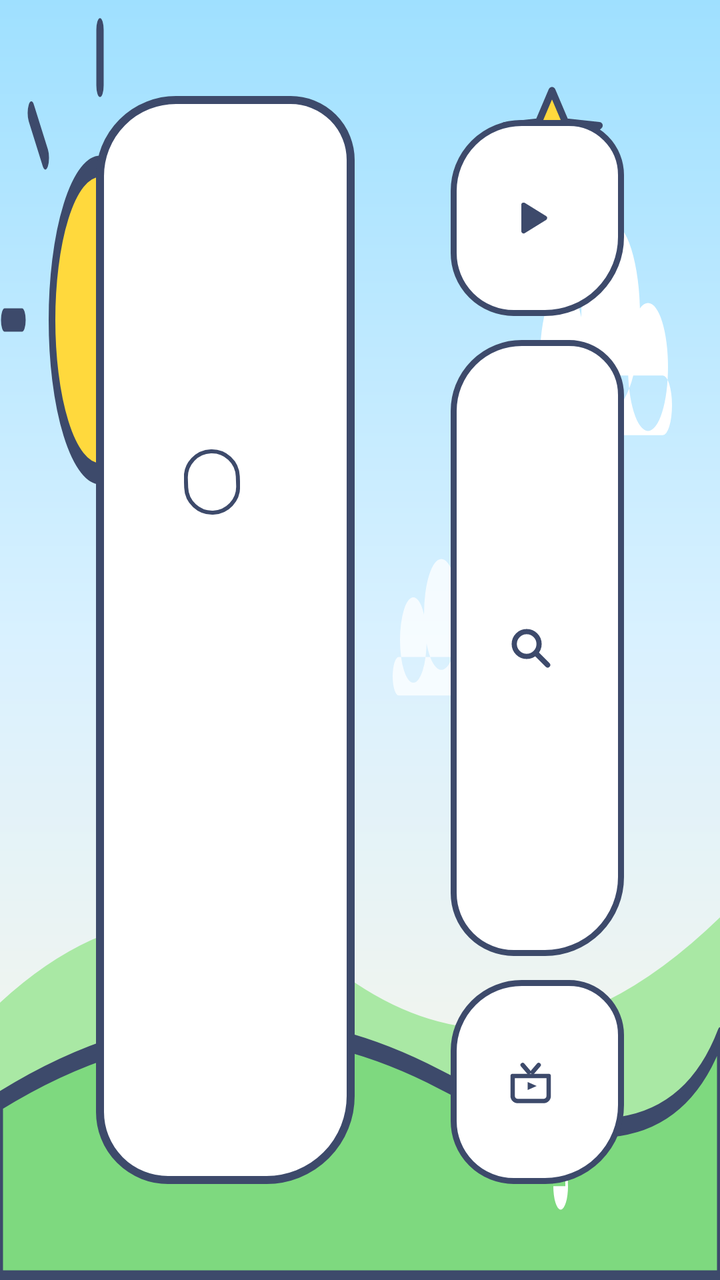
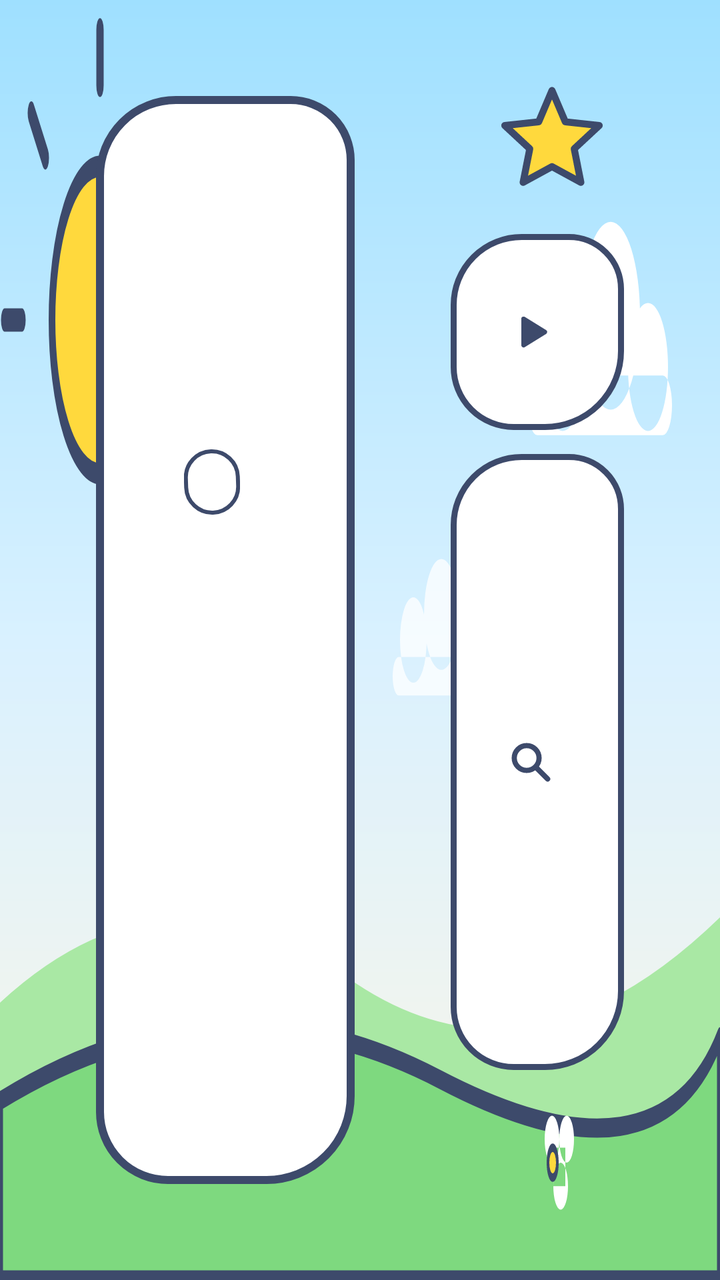

Compare the two renders of this Android layout. The source of the first and the diff that turns it into the second are given below.
<!-- AndroidManifest.xml: application theme Theme.EvoKids -->
<!-- res/layout/activity_detail.xml -->
<?xml version="1.0" encoding="utf-8"?>
<FrameLayout xmlns:android="http://schemas.android.com/apk/res/android"
    android:layout_width="match_parent"
    android:layout_height="match_parent">

    <ImageView
        android:layout_width="56dp"
        android:layout_height="56dp"
        android:layout_gravity="top|end"
        android:layout_marginTop="40dp"
        android:layout_marginRight="56dp"
        android:src="@drawable/deco_star"
        android:contentDescription="@null" />

    <LinearLayout
        android:layout_width="match_parent"
        android:layout_height="match_parent"
        android:orientation="horizontal"
        android:padding="48dp">

        <LinearLayout
            android:layout_width="0dp"
            android:layout_height="match_parent"
            android:layout_weight="3"
            android:orientation="vertical"
            android:gravity="center_vertical"
            android:background="@drawable/bg_panel_card"
            android:padding="44dp"
            android:layout_marginRight="48dp">

            <TextView
                android:id="@+id/detail_badge"
                android:layout_width="wrap_content"
                android:layout_height="wrap_content"
                android:background="@drawable/pill_badge"
                android:paddingLeft="14dp"
                android:paddingRight="14dp"
                android:paddingTop="5dp"
                android:paddingBottom="5dp"
                android:rotation="-2"
                android:textColor="@color/crayon"
                android:textSize="17sp"
                android:textStyle="bold"
                android:letterSpacing="0.1" />

            <TextView
                android:id="@+id/detail_title"
                android:layout_width="match_parent"
                android:layout_height="wrap_content"
                android:layout_marginTop="14dp"
                android:textColor="@color/text_primary"
                android:textSize="@dimen/detail_title" />

            <TextView
                android:id="@+id/detail_meta"
                android:layout_width="match_parent"
                android:layout_height="wrap_content"
                android:layout_marginTop="18dp"
                android:textColor="@color/text_secondary"
                android:textSize="@dimen/detail_body" />

            <TextView
                android:id="@+id/detail_notice"
                android:layout_width="match_parent"
                android:layout_height="wrap_content"
                android:layout_marginTop="16dp"
                android:textColor="@color/text_secondary"
                android:textSize="18sp"
                android:maxLines="4"
                android:ellipsize="end" />
        </LinearLayout>

        <LinearLayout
            android:layout_width="0dp"
            android:layout_height="match_parent"
            android:layout_weight="2"
            android:orientation="vertical"
            android:gravity="center_vertical">

            <Button
                android:id="@+id/btn_play"
                style="@style/Widget.EvoKids.Button"
                android:layout_width="match_parent"
                android:layout_height="wrap_content"
                android:drawableStart="@drawable/ic_play"
                android:text="@string/detail_play" />

            <Button
                android:id="@+id/btn_re_resolve"
                style="@style/Widget.EvoKids.Button"
                android:layout_width="match_parent"
                android:layout_height="wrap_content"
                android:drawableStart="@drawable/ic_search"
                android:text="@string/detail_re_resolve" />

            <Button
                android:id="@+id/btn_open_bili"
                style="@style/Widget.EvoKids.Button"
                android:layout_width="match_parent"
                android:layout_height="wrap_content"
                android:drawableStart="@drawable/ic_tv"
                android:text="@string/detail_open_bili" />
        </LinearLayout>
    </LinearLayout>
</FrameLayout>
<!-- resources referenced by this layout -->
<resources>
  <color name="crayon">#3D4A6B</color>
  <color name="text_primary">#3D4A6B</color>
  <color name="text_secondary">#7B89A6</color>
  <dimen name="detail_body">22sp</dimen>
  <dimen name="detail_title">42sp</dimen>
  <!-- drawable bg_panel_card (drawable) -->
  <?xml version="1.0" encoding="utf-8"?>
  <shape xmlns:android="http://schemas.android.com/apk/res/android">
      <solid android:color="@color/bg_panel" />
      <corners
          android:topLeftRadius="38dp"
          android:topRightRadius="30dp"
          android:bottomLeftRadius="34dp"
          android:bottomRightRadius="42dp" />
      <stroke android:width="4dp" android:color="@color/crayon" />
  </shape>
  <!-- drawable ic_play (drawable) -->
  <?xml version="1.0" encoding="utf-8"?>
  <vector xmlns:android="http://schemas.android.com/apk/res/android"
      android:width="24dp" android:height="24dp"
      android:viewportWidth="24" android:viewportHeight="24">
      <path android:fillColor="@color/crayon" android:strokeColor="@color/crayon"
          android:strokeWidth="2.4" android:strokeLineJoin="round"
          android:pathData="M8.5,5.5 L19,12 L8.5,18.5 Z" />
  </vector>
  <!-- drawable ic_search (drawable) -->
  <?xml version="1.0" encoding="utf-8"?>
  <vector xmlns:android="http://schemas.android.com/apk/res/android"
      android:width="24dp" android:height="24dp"
      android:viewportWidth="24" android:viewportHeight="24">
      <path android:strokeColor="@color/crayon" android:strokeWidth="2.6"
          android:strokeLineCap="round"
          android:pathData="M10,10 m-6.2,0 a6.2,6.2 0 1 0 12.4,0 a6.2,6.2 0 1 0 -12.4,0 M15.2,15.2 L20.5,20.5" />
  </vector>
  <!-- drawable ic_tv (drawable) -->
  <?xml version="1.0" encoding="utf-8"?>
  <vector xmlns:android="http://schemas.android.com/apk/res/android"
      android:width="24dp" android:height="24dp"
      android:viewportWidth="24" android:viewportHeight="24">
      <path android:strokeColor="@color/crayon" android:strokeWidth="2.2"
          android:strokeLineCap="round"
          android:pathData="M8,3.5 L11,7 M16,3.5 L13,7" />
      <path android:strokeColor="@color/crayon" android:strokeWidth="2.2"
          android:strokeLineJoin="round" android:fillColor="#00000000"
          android:pathData="M3,9 h18 v10 a2.5,2.5 0 0 1 -2.5,2.5 h-13 a2.5,2.5 0 0 1 -2.5,-2.5 z" />
      <path android:fillColor="@color/crayon"
          android:pathData="M10.5,12 L15,14 L10.5,16 Z" />
  </vector>
  <!-- drawable pill_badge (drawable) -->
  <?xml version="1.0" encoding="utf-8"?>
  <shape xmlns:android="http://schemas.android.com/apk/res/android">
      <solid android:color="@color/bg_panel" />
      <corners android:radius="16dp" />
      <stroke android:width="2dp" android:color="@color/crayon" />
  </shape>
  <string name="detail_open_bili">在B站打开（家长）</string>
  <string name="detail_play">播放</string>
  <string name="detail_re_resolve">用搜索词重新匹配</string>
  <style name="Theme.EvoKids" parent="Theme.Leanback">
          <item name="android:windowBackground">@drawable/bg_main</item>
          <item name="android:colorAccent">@color/accent</item>
          <item name="colorAccent">@color/accent</item>
          <item name="android:textColorPrimary">@color/text_primary</item>
          <item name="android:textColorSecondary">@color/text_secondary</item>
          <item name="android:textColorHint">@color/text_secondary</item>
      </style>
  <color name="bg_panel">#FFFFFF</color>
  <color name="sun_yellow">#FFD93D</color>
  <dimen name="button_text">24sp</dimen>
  <color name="accent">#FF9F1C</color>
  <color name="sky_top">#9FE0FF</color>
  <color name="sky_bottom">#FFF6E5</color>
  <color name="cloud_white">#FFFFFF</color>
  <color name="hill_back">#A9E8A4</color>
  <color name="hill_front">#7ED97F</color>
  <!-- unchanged entries left out for length: 6 -->
</resources>

<!-- the commit's change to res/layout/activity_detail.xml (unified diff, before → after) -->
@@ -92,14 +92,6 @@
                 android:layout_height="wrap_content"
                 android:drawableStart="@drawable/ic_search"
                 android:text="@string/detail_re_resolve" />
-
-            <Button
-                android:id="@+id/btn_open_bili"
-                style="@style/Widget.EvoKids.Button"
-                android:layout_width="match_parent"
-                android:layout_height="wrap_content"
-                android:drawableStart="@drawable/ic_tv"
-                android:text="@string/detail_open_bili" />
         </LinearLayout>
     </LinearLayout>
 </FrameLayout>
<!-- resource entries referenced after the edit -->
@@ -34,20 +34,6 @@
           android:strokeLineCap="round"
           android:pathData="M10,10 m-6.2,0 a6.2,6.2 0 1 0 12.4,0 a6.2,6.2 0 1 0 -12.4,0 M15.2,15.2 L20.5,20.5" />
   </vector>
-  <!-- drawable ic_tv (drawable) -->
-  <?xml version="1.0" encoding="utf-8"?>
-  <vector xmlns:android="http://schemas.android.com/apk/res/android"
-      android:width="24dp" android:height="24dp"
-      android:viewportWidth="24" android:viewportHeight="24">
-      <path android:strokeColor="@color/crayon" android:strokeWidth="2.2"
-          android:strokeLineCap="round"
-          android:pathData="M8,3.5 L11,7 M16,3.5 L13,7" />
-      <path android:strokeColor="@color/crayon" android:strokeWidth="2.2"
-          android:strokeLineJoin="round" android:fillColor="#00000000"
-          android:pathData="M3,9 h18 v10 a2.5,2.5 0 0 1 -2.5,2.5 h-13 a2.5,2.5 0 0 1 -2.5,-2.5 z" />
-      <path android:fillColor="@color/crayon"
-          android:pathData="M10.5,12 L15,14 L10.5,16 Z" />
-  </vector>
   <!-- drawable pill_badge (drawable) -->
   <?xml version="1.0" encoding="utf-8"?>
   <shape xmlns:android="http://schemas.android.com/apk/res/android">
@@ -55,7 +41,6 @@
       <corners android:radius="16dp" />
       <stroke android:width="2dp" android:color="@color/crayon" />
   </shape>
-  <string name="detail_open_bili">在B站打开（家长）</string>
   <string name="detail_play">播放</string>
   <string name="detail_re_resolve">用搜索词重新匹配</string>
   <style name="Theme.EvoKids" parent="Theme.Leanback">
